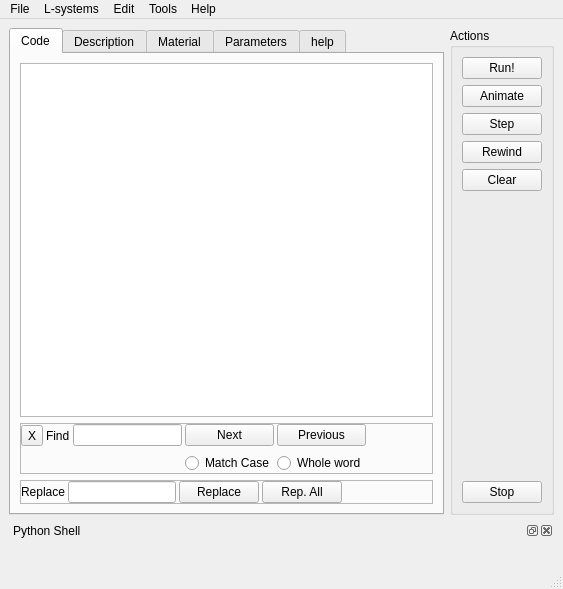
The window that src/openalea/lpy/gui/lpymainwindow.ui (openalea/lpy) describes before a commit, drawn with Qt 5.
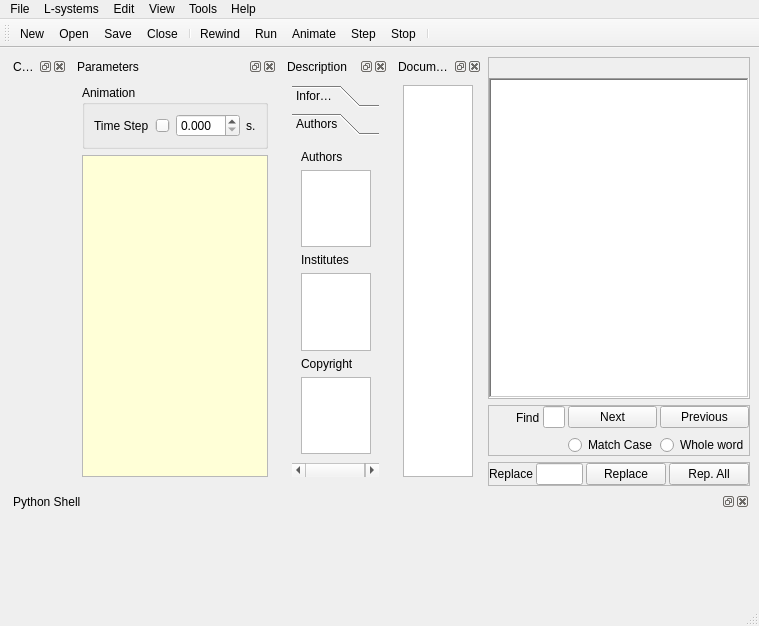
The same window after the commit. The open tabs and pages were chosen to show the change. Icons and pictures are not drawn. Custom widgets are drawn as their Qt base class.

Patch:
```diff
--- a/src/openalea/lpy/gui/lpymainwindow.ui
+++ b/src/openalea/lpy/gui/lpymainwindow.ui
@@ -5,8 +5,8 @@
    <rect>
     <x>0</x>
     <y>0</y>
-    <width>563</width>
-    <height>589</height>
+    <width>759</width>
+    <height>626</height>
    </rect>
   </property>
   <property name="windowTitle" >
@@ -20,388 +20,55 @@
    <property name="geometry" >
     <rect>
      <x>0</x>
-     <y>21</y>
-     <width>563</width>
-     <height>549</height>
+     <y>55</y>
+     <width>759</width>
+     <height>552</height>
     </rect>
    </property>
-   <layout class="QGridLayout" >
-    <item row="0" column="0" >
-     <widget class="QTabWidget" name="tabView" >
+   <layout class="QGridLayout" name="gridLayout_2" >
+    <item rowspan="3" row="0" column="0" >
+     <widget class="QDockWidget" name="materialDock" >
       <property name="sizePolicy" >
-       <sizepolicy vsizetype="Expanding" hsizetype="Expanding" >
+       <sizepolicy vsizetype="Preferred" hsizetype="Minimum" >
         <horstretch>0</horstretch>
-        <verstretch>3</verstretch>
+        <verstretch>0</verstretch>
        </sizepolicy>
       </property>
-      <property name="tabShape" >
-       <enum>QTabWidget::Rounded</enum>
+      <property name="windowTitle" >
+       <string>Color Map</string>
       </property>
-      <property name="currentIndex" >
-       <number>0</number>
-      </property>
-      <widget class="QWidget" name="tab" >
+      <widget class="QWidget" name="dockWidgetContents_2" >
        <property name="geometry" >
         <rect>
          <x>0</x>
-         <y>0</y>
-         <width>438</width>
-         <height>458</height>
+         <y>22</y>
+         <width>80</width>
+         <height>390</height>
         </rect>
        </property>
-       <attribute name="title" >
-        <string>Code</string>
-       </attribute>
-       <layout class="QVBoxLayout" >
+       <layout class="QVBoxLayout" name="verticalLayout_3" >
         <item>
-         <widget class="LpyCodeEditor" name="codeeditor" >
-          <property name="enabled" >
-           <bool>true</bool>
-          </property>
-          <property name="font" >
-           <font>
-            <family>Courier New</family>
-           </font>
-          </property>
-          <property name="tabStopWidth" >
-           <number>20</number>
-          </property>
-         </widget>
+         <widget class="MaterialEditor" native="1" name="materialed" />
         </item>
-        <item>
-         <widget class="QFrame" name="frameFind" >
-          <property name="frameShape" >
-           <enum>QFrame::StyledPanel</enum>
-          </property>
-          <property name="frameShadow" >
-           <enum>QFrame::Raised</enum>
-          </property>
-          <layout class="QGridLayout" >
-           <property name="horizontalSpacing" >
-            <number>3</number>
-           </property>
-           <property name="margin" >
-            <number>0</number>
-           </property>
-           <item row="0" column="0" >
-            <widget class="QToolButton" name="closeFind" >
-             <property name="palette" >
-              <palette>
-               <active>
-                <colorrole role="ButtonText" >
-                 <brush brushstyle="SolidPattern" >
-                  <color alpha="255" >
-                   <red>170</red>
-                   <green>0</green>
-                   <blue>0</blue>
-                  </color>
-                 </brush>
-                </colorrole>
-               </active>
-               <inactive>
-                <colorrole role="ButtonText" >
-                 <brush brushstyle="SolidPattern" >
-                  <color alpha="255" >
-                   <red>0</red>
-                   <green>0</green>
-                   <blue>0</blue>
-                  </color>
-                 </brush>
-                </colorrole>
-               </inactive>
-               <disabled>
-                <colorrole role="ButtonText" >
-                 <brush brushstyle="SolidPattern" >
-                  <color alpha="255" >
-                   <red>118</red>
-                   <green>116</green>
-                   <blue>108</blue>
-                  </color>
-                 </brush>
-                </colorrole>
-               </disabled>
-              </palette>
-             </property>
-             <property name="text" >
-              <string>X</string>
-             </property>
-            </widget>
-           </item>
-           <item row="0" column="1" >
-            <widget class="QLabel" name="label_8" >
-             <property name="text" >
-              <string>Find</string>
-             </property>
-            </widget>
-           </item>
-           <item row="0" column="2" >
-            <widget class="QLineEdit" name="findEdit" />
-           </item>
-           <item row="0" column="3" >
-            <widget class="QPushButton" name="findNextButton" >
-             <property name="text" >
-              <string>Next</string>
-             </property>
-            </widget>
-           </item>
-           <item row="0" column="4" >
-            <widget class="QPushButton" name="findPreviousButton" >
-             <property name="sizePolicy" >
-              <sizepolicy vsizetype="Fixed" hsizetype="Minimum" >
-               <horstretch>0</horstretch>
-               <verstretch>0</verstretch>
-              </sizepolicy>
-             </property>
-             <property name="text" >
-              <string>Previous</string>
-             </property>
-            </widget>
-           </item>
-           <item row="0" column="5" >
-            <spacer>
-             <property name="orientation" >
-              <enum>Qt::Horizontal</enum>
-             </property>
-             <property name="sizeHint" stdset="0" >
-              <size>
-               <width>61</width>
-               <height>23</height>
-              </size>
-             </property>
-            </spacer>
-           </item>
-           <item row="1" column="0" colspan="3" >
-            <spacer>
-             <property name="orientation" >
-              <enum>Qt::Horizontal</enum>
-             </property>
-             <property name="sizeHint" stdset="0" >
-              <size>
-               <width>161</width>
-               <height>20</height>
-              </size>
-             </property>
-            </spacer>
-           </item>
-           <item row="1" column="3" >
-            <widget class="QRadioButton" name="matchCaseButton" >
-             <property name="text" >
-              <string>Match Case</string>
-             </property>
-             <property name="autoExclusive" >
-              <bool>false</bool>
-             </property>
-            </widget>
-           </item>
-           <item row="1" column="4" >
-            <widget class="QRadioButton" name="wholeWordButton" >
-             <property name="text" >
-              <string>Whole word</string>
-             </property>
-             <property name="autoExclusive" >
-              <bool>false</bool>
-             </property>
-            </widget>
-           </item>
-           <item row="1" column="5" >
-            <spacer>
-             <property name="orientation" >
-              <enum>Qt::Horizontal</enum>
-             </property>
-             <property name="sizeHint" stdset="0" >
-              <size>
-               <width>40</width>
-               <height>20</height>
-              </size>
-             </property>
-            </spacer>
-           </item>
-          </layout>
-         </widget>
-        </item>
-        <item>
-         <widget class="QFrame" name="frameReplace" >
-          <property name="frameShape" >
-           <enum>QFrame::StyledPanel</enum>
-          </property>
-          <property name="frameShadow" >
-           <enum>QFrame::Raised</enum>
-          </property>
-          <layout class="QHBoxLayout" >
-           <property name="spacing" >
-            <number>3</number>
-           </property>
-           <property name="margin" >
-            <number>0</number>
-           </property>
-           <item>
-            <widget class="QLabel" name="label_9" >
-             <property name="text" >
-              <string>Replace</string>
-             </property>
-            </widget>
-           </item>
-           <item>
-            <widget class="QLineEdit" name="replaceEdit" />
-           </item>
-           <item>
-            <widget class="QPushButton" name="replaceButton" >
-             <property name="text" >
-              <string>Replace</string>
-             </property>
-            </widget>
-           </item>
-           <item>
-            <widget class="QPushButton" name="replaceAllButton" >
-             <property name="text" >
-              <string>Rep. All</string>
-             </property>
-            </widget>
-           </item>
-           <item>
-            <spacer>
-             <property name="orientation" >
-              <enum>Qt::Horizontal</enum>
-             </property>
-             <property name="sizeHint" stdset="0" >
-              <size>
-               <width>40</width>
-               <height>20</height>
-              </size>
-             </property>
-            </spacer>
-           </item>
-          </layout>
-         </widget>
-        </item>
        </layout>
       </widget>
-      <widget class="QWidget" name="tab_5" >
+     </widget>
+    </item>
+    <item rowspan="3" row="0" column="1" >
+     <widget class="QDockWidget" name="parametersDock" >
+      <property name="windowTitle" >
+       <string>Parameters</string>
+      </property>
+      <widget class="QWidget" name="dockWidgetContents_3" >
        <property name="geometry" >
         <rect>
          <x>0</x>
-         <y>0</y>
-         <width>438</width>
-         <height>458</height>
+         <y>22</y>
+         <width>190</width>
+         <height>390</height>
         </rect>
        </property>
-       <attribute name="title" >
-        <string>Description</string>
-       </attribute>
-       <layout class="QGridLayout" >
-        <item row="0" column="0" >
-         <widget class="QLabel" name="label_3" >
-          <property name="text" >
-           <string>Authors</string>
-          </property>
-         </widget>
-        </item>
-        <item row="0" column="1" >
-         <widget class="QLineEdit" name="authorsEdit" />
-        </item>
-        <item row="1" column="0" >
-         <widget class="QLabel" name="label_4" >
-          <property name="text" >
-           <string>Institutes</string>
-          </property>
-         </widget>
-        </item>
-        <item row="1" column="1" >
-         <widget class="QLineEdit" name="intitutesEdit" />
-        </item>
-        <item row="2" column="0" >
-         <widget class="QLabel" name="label_5" >
-          <property name="text" >
-           <string>Copyright</string>
-          </property>
-         </widget>
-        </item>
-        <item row="2" column="1" >
-         <widget class="QLineEdit" name="copyrightEdit" />
-        </item>
-        <item row="3" column="0" >
-         <widget class="QLabel" name="label_6" >
-          <property name="text" >
-           <string>Description</string>
-          </property>
-         </widget>
-        </item>
-        <item row="4" column="0" colspan="2" >
-         <widget class="QTextEdit" name="descriptionEdit" >
-          <property name="sizePolicy" >
-           <sizepolicy vsizetype="Expanding" hsizetype="Expanding" >
-            <horstretch>0</horstretch>
-            <verstretch>2</verstretch>
-           </sizepolicy>
-          </property>
-          <property name="acceptRichText" >
-           <bool>false</bool>
-          </property>
-         </widget>
-        </item>
-        <item row="5" column="0" >
-         <widget class="QLabel" name="label_7" >
-          <property name="text" >
-           <string>References</string>
-          </property>
-         </widget>
-        </item>
-        <item row="6" column="0" colspan="2" >
-         <widget class="QTextEdit" name="referenceEdit" >
-          <property name="sizePolicy" >
-           <sizepolicy vsizetype="Fixed" hsizetype="Expanding" >
-            <horstretch>0</horstretch>
-            <verstretch>0</verstretch>
-           </sizepolicy>
-          </property>
-          <property name="maximumSize" >
-           <size>
-            <width>16777215</width>
-            <height>80</height>
-           </size>
-          </property>
-          <property name="acceptRichText" >
-           <bool>false</bool>
-          </property>
-         </widget>
-        </item>
-       </layout>
-      </widget>
-      <widget class="QWidget" name="tab_2" >
-       <property name="geometry" >
-        <rect>
-         <x>0</x>
-         <y>0</y>
-         <width>438</width>
-         <height>458</height>
-        </rect>
-       </property>
-       <attribute name="title" >
-        <string>Material</string>
-       </attribute>
-       <layout class="QVBoxLayout" >
-        <item>
-         <layout class="QHBoxLayout" >
-          <item>
-           <widget class="MaterialEditor" native="1" name="materialed" />
-          </item>
-         </layout>
-        </item>
-       </layout>
-      </widget>
-      <widget class="QWidget" name="tab_3" >
-       <property name="geometry" >
-        <rect>
-         <x>0</x>
-         <y>0</y>
-         <width>438</width>
-         <height>458</height>
-        </rect>
-       </property>
-       <attribute name="title" >
-        <string>Parameters</string>
-       </attribute>
-       <layout class="QVBoxLayout" name="verticalLayout_2" >
+       <layout class="QVBoxLayout" name="verticalLayout_5" >
         <item>
          <widget class="QGroupBox" name="groupBox" >
           <property name="title" >
@@ -490,92 +157,117 @@
          </widget>
         </item>
         <item>
-         <widget class="QGroupBox" name="groupBox_2" >
-          <property name="title" >
-           <string>Parameters</string>
+         <widget class="QTreeView" name="parametersTable" >
+          <property name="palette" >
+           <palette>
+            <active>
+             <colorrole role="Base" >
+              <brush brushstyle="SolidPattern" >
+               <color alpha="255" >
+                <red>255</red>
+                <green>255</green>
+                <blue>215</blue>
+               </color>
+              </brush>
+             </colorrole>
+             <colorrole role="AlternateBase" >
+              <brush brushstyle="SolidPattern" >
+               <color alpha="255" >
+                <red>254</red>
+                <green>255</green>
+                <blue>155</blue>
+               </color>
+              </brush>
+             </colorrole>
+            </active>
+            <inactive>
+             <colorrole role="Base" >
+              <brush brushstyle="SolidPattern" >
+               <color alpha="255" >
+                <red>255</red>
+                <green>255</green>
+                <blue>215</blue>
+               </color>
+              </brush>
+             </colorrole>
+             <colorrole role="AlternateBase" >
+              <brush brushstyle="SolidPattern" >
+               <color alpha="255" >
+                <red>254</red>
+                <green>255</green>
+                <blue>155</blue>
+               </color>
+              </brush>
+             </colorrole>
+            </inactive>
+            <disabled>
+             <colorrole role="Base" >
+              <brush brushstyle="SolidPattern" >
+               <color alpha="255" >
+                <red>236</red>
+                <green>233</green>
+                <blue>216</blue>
+               </color>
+              </brush>
+             </colorrole>
+             <colorrole role="AlternateBase" >
+              <brush brushstyle="SolidPattern" >
+               <color alpha="255" >
+                <red>254</red>
+                <green>255</green>
+                <blue>155</blue>
+               </color>
+              </brush>
+             </colorrole>
+            </disabled>
+           </palette>
           </property>
-          <layout class="QVBoxLayout" name="verticalLayout" >
-           <item>
-            <widget class="QTableView" name="parametersTable" >
-             <property name="palette" >
-              <palette>
-               <active>
-                <colorrole role="Base" >
-                 <brush brushstyle="SolidPattern" >
-                  <color alpha="255" >
-                   <red>255</red>
-                   <green>255</green>
-                   <blue>215</blue>
-                  </color>
-                 </brush>
-                </colorrole>
-                <colorrole role="AlternateBase" >
-                 <brush brushstyle="SolidPattern" >
-                  <color alpha="255" >
-                   <red>255</red>
-                   <green>255</green>
-                   <blue>175</blue>
-                  </color>
-                 </brush>
-                </colorrole>
-               </active>
-               <inactive>
-                <colorrole role="Base" >
-                 <brush brushstyle="SolidPattern" >
-                  <color alpha="255" >
-                   <red>255</red>
-                   <green>255</green>
-                   <blue>215</blue>
-                  </color>
-                 </brush>
-                </colorrole>
-                <colorrole role="AlternateBase" >
-                 <brush brushstyle="SolidPattern" >
-                  <color alpha="255" >
-                   <red>255</red>
-                   <green>255</green>
-                   <blue>175</blue>
-                  </color>
-                 </brush>
-                </colorrole>
-               </inactive>
-               <disabled>
-                <colorrole role="Base" >
-                 <brush brushstyle="SolidPattern" >
-                  <color alpha="255" >
-                   <red>236</red>
-                   <green>233</green>
-                   <blue>216</blue>
-                  </color>
-                 </brush>
-                </colorrole>
-                <colorrole role="AlternateBase" >
-                 <brush brushstyle="SolidPattern" >
-                  <color alpha="255" >
-                   <red>255</red>
-                   <green>255</green>
-                   <blue>175</blue>
-                  </color>
-                 </brush>
-                </colorrole>
-               </disabled>
-              </palette>
-             </property>
-             <property name="alternatingRowColors" >
-              <bool>true</bool>
-             </property>
-             <property name="selectionMode" >
-              <enum>QAbstractItemView::NoSelection</enum>
-             </property>
-            </widget>
-           </item>
-          </layout>
+          <property name="midLineWidth" >
+           <number>1</number>
+          </property>
+          <property name="tabKeyNavigation" >
+           <bool>true</bool>
+          </property>
+          <property name="dragEnabled" >
+           <bool>true</bool>
+          </property>
+          <property name="alternatingRowColors" >
+           <bool>true</bool>
+          </property>
+          <property name="rootIsDecorated" >
+           <bool>false</bool>
+          </property>
+          <property name="animated" >
+           <bool>true</bool>
+          </property>
+          <property name="allColumnsShowFocus" >
+           <bool>true</bool>
+          </property>
          </widget>
         </item>
+       </layout>
+      </widget>
+     </widget>
+    </item>
+    <item rowspan="3" row="0" column="2" >
+     <widget class="QDockWidget" name="descriptionDock" >
+      <property name="windowTitle" >
+       <string>Description</string>
+      </property>
+      <widget class="QWidget" name="dockWidgetContents_4" >
+       <property name="geometry" >
+        <rect>
+         <x>0</x>
+         <y>22</y>
+         <width>96</width>
+         <height>390</height>
+        </rect>
+       </property>
+       <layout class="QVBoxLayout" name="verticalLayout_6" >
         <item>
-         <spacer>
-          <property name="orientation" >
-           <enum>Qt::Vertical</enum>
+         <widget class="QToolBox" name="toolBox" >
+          <property name="midLineWidth" >
+           <number>1</number>
           </property>
           <property name="sizeHint" stdset="0" >
            <size>
@@ -583,24 +275,130 @@
             <height>5</height>
            </size>
           </property>
-         </spacer>
+          <widget class="QWidget" name="page" >
+           <property name="geometry" >
+            <rect>
+             <x>0</x>
+             <y>0</y>
+             <width>80</width>
+             <height>299</height>
+            </rect>
+           </property>
+           <attribute name="label" >
+            <string>Information</string>
+           </attribute>
+           <layout class="QVBoxLayout" name="verticalLayout_2" >
+            <item>
+             <widget class="QTextEdit" name="descriptionEdit" >
+              <property name="sizePolicy" >
+               <sizepolicy vsizetype="Expanding" hsizetype="Expanding" >
+                <horstretch>0</horstretch>
+                <verstretch>2</verstretch>
+               </sizepolicy>
+              </property>
+              <property name="acceptRichText" >
+               <bool>false</bool>
+              </property>
+             </widget>
+            </item>
+            <item>
+             <widget class="QLabel" name="label_7" >
+              <property name="text" >
+               <string>References</string>
+              </property>
+             </widget>
+            </item>
+            <item>
+             <widget class="QTextEdit" name="referenceEdit" >
+              <property name="sizePolicy" >
+               <sizepolicy vsizetype="Fixed" hsizetype="Expanding" >
+                <horstretch>0</horstretch>
+                <verstretch>0</verstretch>
+               </sizepolicy>
+              </property>
+              <property name="maximumSize" >
+               <size>
+                <width>16777215</width>
+                <height>80</height>
+               </size>
+              </property>
+              <property name="acceptRichText" >
+               <bool>false</bool>
+              </property>
+             </widget>
+            </item>
+           </layout>
+          </widget>
+          <widget class="QWidget" name="page_2" >
+           <property name="geometry" >
+            <rect>
+             <x>0</x>
+             <y>0</y>
+             <width>80</width>
+             <height>319</height>
+            </rect>
+           </property>
+           <attribute name="label" >
+            <string>Authors</string>
+           </attribute>
+           <layout class="QVBoxLayout" name="verticalLayout" >
+            <item>
+             <widget class="QLabel" name="label_3" >
+              <property name="text" >
+               <string>Authors</string>
+              </property>
+             </widget>
+            </item>
+            <item>
+             <widget class="QTextEdit" name="authorsEdit" />
+            </item>
+            <item>
+             <widget class="QLabel" name="label_4" >
+              <property name="text" >
+               <string>Institutes</string>
+              </property>
+             </widget>
+            </item>
+            <item>
+             <widget class="QTextEdit" name="intitutesEdit" />
+            </item>
+            <item>
+             <widget class="QLabel" name="label_5" >
+              <property name="text" >
+               <string>Copyright</string>
+              </property>
+             </widget>
+            </item>
+            <item>
+             <widget class="QTextEdit" name="copyrightEdit" />
+            </item>
+           </layout>
+          </widget>
+         </widget>
         </item>
        </layout>
       </widget>
-      <widget class="QWidget" name="tab_4" >
+     </widget>
+    </item>
+    <item rowspan="3" row="0" column="3" >
+     <widget class="QDockWidget" name="helpDock" >
+      <property name="floating" >
+       <bool>false</bool>
+      </property>
+      <property name="windowTitle" >
+       <string>Documentation</string>
+      </property>
+      <widget class="QWidget" name="dockWidgetContents_5" >
        <property name="geometry" >
         <rect>
          <x>0</x>
-         <y>0</y>
-         <width>438</width>
-         <height>458</height>
+         <y>22</y>
+         <width>80</width>
+         <height>390</height>
         </rect>
        </property>
-       <attribute name="title" >
-        <string>help</string>
-       </attribute>
-       <layout class="QGridLayout" >
-        <item row="0" column="0" >
+       <layout class="QVBoxLayout" name="verticalLayout_7" >
+        <item>
          <widget class="QTextBrowser" name="helpDisplay" >
           <property name="autoFormatting" >
            <set>QTextEdit::AutoAll</set>
@@ -614,77 +412,263 @@
       </widget>
      </widget>
     </item>
-    <item row="0" column="1" >
-     <widget class="QGroupBox" name="groupBox" >
-      <property name="sizePolicy" >
-       <sizepolicy vsizetype="Preferred" hsizetype="Preferred" >
-        <horstretch>0</horstretch>
-        <verstretch>2</verstretch>
-       </sizepolicy>
+    <item row="0" column="4" >
+     <widget class="QFrame" name="frame" >
+      <property name="frameShape" >
+       <enum>QFrame::StyledPanel</enum>
       </property>
-      <property name="title" >
-       <string>Actions</string>
+      <property name="frameShadow" >
+       <enum>QFrame::Raised</enum>
       </property>
-      <layout class="QVBoxLayout" >
-       <item>
-        <widget class="QPushButton" name="runButton" >
+      <layout class="QGridLayout" name="gridLayout" >
+       <property name="margin" >
+        <number>0</number>
+       </property>
+       <property name="spacing" >
+        <number>0</number>
+       </property>
+       <item row="0" column="0" >
+        <widget class="QTabBar" native="1" name="documentNames" />
+       </item>
+       <item row="0" column="1" >
+        <spacer name="horizontalSpacer" >
+         <property name="orientation" >
+          <enum>Qt::Horizontal</enum>
+         </property>
+         <property name="sizeHint" stdset="0" >
+          <size>
+           <width>0</width>
+           <height>20</height>
+          </size>
+         </property>
+        </spacer>
+       </item>
+       <item row="1" column="0" colspan="2" >
+        <widget class="LpyCodeEditor" name="codeeditor" >
+         <property name="enabled" >
+          <bool>true</bool>
+         </property>
+         <property name="font" >
+          <font>
+           <family>Courier New</family>
+          </font>
+         </property>
+         <property name="frameShape" >
+          <enum>QFrame::WinPanel</enum>
+         </property>
+         <property name="tabStopWidth" >
+          <number>20</number>
+         </property>
+        </widget>
+       </item>
+      </layout>
+     </widget>
+    </item>
+    <item row="1" column="4" >
+     <widget class="QFrame" name="frameFind" >
+      <property name="frameShape" >
+       <enum>QFrame::StyledPanel</enum>
+      </property>
+      <property name="frameShadow" >
+       <enum>QFrame::Raised</enum>
+      </property>
+      <layout class="QGridLayout" >
+       <property name="horizontalSpacing" >
+        <number>3</number>
+       </property>
+       <property name="margin" >
+        <number>0</number>
+       </property>
+       <item row="0" column="0" >
+        <widget class="QToolButton" name="closeFind" >
+         <property name="palette" >
+          <palette>
+           <active>
+            <colorrole role="ButtonText" >
+             <brush brushstyle="SolidPattern" >
+              <color alpha="255" >
+               <red>170</red>
+               <green>0</green>
+               <blue>0</blue>
+              </color>
+             </brush>
+            </colorrole>
+           </active>
+           <inactive>
+            <colorrole role="ButtonText" >
+             <brush brushstyle="SolidPattern" >
+              <color alpha="255" >
+               <red>0</red>
+               <green>0</green>
+               <blue>0</blue>
+              </color>
+             </brush>
+            </colorrole>
+           </inactive>
+           <disabled>
+            <colorrole role="ButtonText" >
+             <brush brushstyle="SolidPattern" >
+              <color alpha="255" >
+               <red>118</red>
+               <green>116</green>
+               <blue>108</blue>
+              </color>
+             </brush>
+            </colorrole>
+           </disabled>
+          </palette>
+         </property>
+         <property name="icon" >
+          <iconset resource="lpyresources.qrc" >
+           <normaloff>:/images/icons/closetab.png</normaloff>:/images/icons/closetab.png</iconset>
+         </property>
+         <property name="autoRaise" >
+          <bool>true</bool>
+         </property>
+        </widget>
+       </item>
+       <item row="0" column="1" >
+        <widget class="QLabel" name="label_8" >
          <property name="text" >
-          <string>Run!</string>
+          <string>Find</string>
          </property>
         </widget>
        </item>
-       <item>
-        <widget class="QPushButton" name="animButton" >
+       <item row="0" column="2" >
+        <widget class="QLineEdit" name="findEdit" />
+       </item>
+       <item row="0" column="3" >
+        <widget class="QPushButton" name="findNextButton" >
          <property name="text" >
-          <string>Animate</string>
+          <string>Next</string>
          </property>
         </widget>
        </item>
-       <item>
-        <widget class="QPushButton" name="stepButton" >
+       <item row="0" column="4" >
+        <widget class="QPushButton" name="findPreviousButton" >
+         <property name="sizePolicy" >
+          <sizepolicy vsizetype="Fixed" hsizetype="Minimum" >
+           <horstretch>0</horstretch>
+           <verstretch>0</verstretch>
+          </sizepolicy>
+         </property>
          <property name="text" >
-          <string>Step</string>
+          <string>Previous</string>
          </property>
         </widget>
        </item>
-       <item>
-        <widget class="QPushButton" name="rewindButton" >
+       <item row="0" column="5" >
+        <spacer>
+         <property name="orientation" >
+          <enum>Qt::Horizontal</enum>
+         </property>
+         <property name="sizeHint" stdset="0" >
+          <size>
+           <width>61</width>
+           <height>23</height>
+          </size>
+         </property>
+        </spacer>
+       </item>
+       <item row="1" column="0" colspan="3" >
+        <spacer>
+         <property name="orientation" >
+          <enum>Qt::Horizontal</enum>
+         </property>
+         <property name="sizeHint" stdset="0" >
+          <size>
+           <width>161</width>
+           <height>20</height>
+          </size>
+         </property>
+        </spacer>
+       </item>
+       <item row="1" column="3" >
+        <widget class="QRadioButton" name="matchCaseButton" >
          <property name="text" >
-          <string>Rewind</string>
+          <string>Match Case</string>
          </property>
         </widget>
        </item>
-       <item>
-        <widget class="QPushButton" name="clearButton" >
+       <item row="1" column="4" >
+        <widget class="QRadioButton" name="wholeWordButton" >
          <property name="text" >
-          <string>Clear</string>
+          <string>Whole word</string>
          </property>
         </widget>
        </item>
-       <item>
+       <item row="1" column="5" >
         <spacer>
          <property name="orientation" >
-          <enum>Qt::Vertical</enum>
+          <enum>Qt::Horizontal</enum>
          </property>
          <property name="sizeHint" stdset="0" >
           <size>
-           <width>20</width>
-           <height>40</height>
+           <width>40</width>
+           <height>20</height>
           </size>
          </property>
         </spacer>
        </item>
+      </layout>
+     </widget>
+    </item>
+    <item row="2" column="4" >
+     <widget class="QFrame" name="frameReplace" >
+      <property name="frameShape" >
+       <enum>QFrame::StyledPanel</enum>
+      </property>
+      <property name="frameShadow" >
+       <enum>QFrame::Raised</enum>
+      </property>
+      <layout class="QHBoxLayout" >
+       <property name="spacing" >
+        <number>3</number>
+       </property>
+       <property name="margin" >
+        <number>0</number>
+       </property>
        <item>
-        <widget class="QPushButton" name="cancelButton" >
+        <widget class="QLabel" name="label_9" >
          <property name="text" >
-          <string>Stop</string>
+          <string>Replace</string>
          </property>
         </widget>
        </item>
+       <item>
+        <widget class="QLineEdit" name="replaceEdit" />
+       </item>
+       <item>
+        <widget class="QPushButton" name="replaceButton" >
+         <property name="text" >
+          <string>Replace</string>
+         </property>
+        </widget>
+       </item>
+       <item>
+        <widget class="QPushButton" name="replaceAllButton" >
+         <property name="text" >
+          <string>Rep. All</string>
+         </property>
+        </widget>
+       </item>
+       <item>
+        <spacer>
+         <property name="orientation" >
+          <enum>Qt::Horizontal</enum>
+         </property>
+         <property name="sizeHint" stdset="0" >
+          <size>
+           <width>40</width>
+           <height>20</height>
+          </size>
+         </property>
+        </spacer>
+       </item>
       </layout>
      </widget>
     </item>
-    <item row="1" column="0" colspan="2" >
+    <item row="3" column="0" colspan="5" >
      <widget class="QDockWidget" name="interpreterDock" >
       <property name="sizePolicy" >
        <sizepolicy vsizetype="Minimum" hsizetype="Preferred" >
@@ -703,8 +687,8 @@
         <rect>
          <x>0</x>
          <y>22</y>
-         <width>545</width>
-         <height>18</height>
+         <width>741</width>
+         <height>94</height>
         </rect>
        </property>
        <layout class="QVBoxLayout" >
@@ -725,7 +709,7 @@
     <rect>
      <x>0</x>
      <y>0</y>
-     <width>563</width>
+     <width>759</width>
      <height>21</height>
     </rect>
    </property>
@@ -800,10 +784,17 @@
     <addaction name="actionAbout" />
     <addaction name="actionAboutQt" />
     <addaction name="actionAboutVPlants" />
+    <addaction name="separator" />
+   </widget>
+   <widget class="QMenu" name="menuView" >
+    <property name="title" >
+     <string>View</string>
+    </property>
    </widget>
    <addaction name="menuFile" />
    <addaction name="menuL_systems" />
    <addaction name="menuEdit" />
+   <addaction name="menuView" />
    <addaction name="menuTools" />
    <addaction name="menuHelp" />
   </widget>
@@ -811,12 +802,46 @@
    <property name="geometry" >
     <rect>
      <x>0</x>
-     <y>570</y>
-     <width>563</width>
+     <y>607</y>
+     <width>759</width>
      <height>19</height>
     </rect>
    </property>
   </widget>
+  <widget class="QToolBar" name="toolBar" >
+   <property name="geometry" >
+    <rect>
+     <x>0</x>
+     <y>21</y>
+     <width>759</width>
+     <height>34</height>
+    </rect>
+   </property>
+   <property name="windowTitle" >
+    <string>toolBar</string>
+   </property>
+   <property name="windowIcon" >
+    <iconset>
+     <normaloff>logo.png</normaloff>logo.png</iconset>
+   </property>
+   <attribute name="toolBarArea" >
+    <enum>TopToolBarArea</enum>
+   </attribute>
+   <attribute name="toolBarBreak" >
+    <bool>false</bool>
+   </attribute>
+   <addaction name="actionNew" />
+   <addaction name="actionOpen" />
+   <addaction name="actionSave" />
+   <addaction name="actionClose" />
+   <addaction name="separator" />
+   <addaction name="actionRewind" />
+   <addaction name="actionRun" />
+   <addaction name="actionAnimate" />
+   <addaction name="actionStep" />
+   <addaction name="actionStop" />
+   <addaction name="separator" />
+  </widget>
   <action name="actionOpen" >
    <property name="text" >
     <string>Open</string>
@@ -1013,6 +1038,15 @@
     <string>Parse Debug</string>
    </property>
   </action>
+  <action name="actionStop" >
+   <property name="icon" >
+    <iconset resource="lpyresources.qrc" >
+     <normaloff>:/images/icons/pause.png</normaloff>:/images/icons/pause.png</iconset>
+   </property>
+   <property name="text" >
+    <string>Stop</string>
+   </property>
+  </action>
  </widget>
  <customwidgets>
   <customwidget>
@@ -1026,6 +1060,12 @@
    <extends>QTextEdit</extends>
    <header>lpycodeeditor.h</header>
   </customwidget>
+  <customwidget>
+   <class>QTabBar</class>
+   <extends>QWidget</extends>
+   <header>PyQt4.QtGui.h</header>
+   <container>1</container>
+  </customwidget>
  </customwidgets>
  <tabstops>
   <tabstop>tabView</tabstop>
```
Left out of the diff: 335 changed lines with no effect on the pictures.
